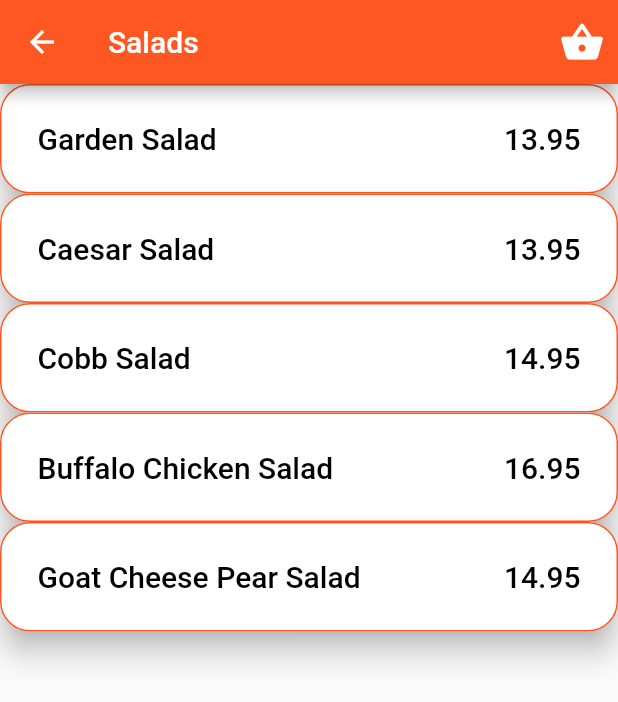
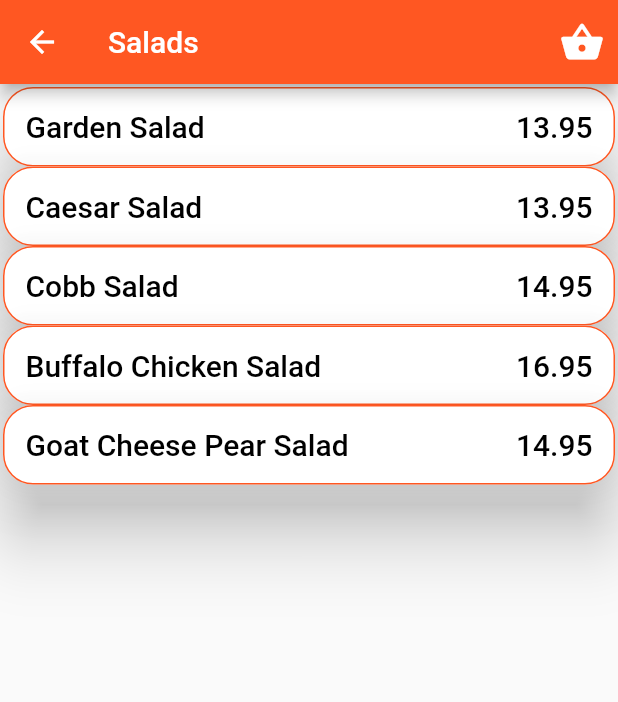
Before and after one commit to gardnerapp/fluttaResteraunt-, a Flutter app: the screen it shows after launch, after a tap on "Salads", on a phone screen of 412 x 824 dp. Shown: the top 702 px of the screen. Run offline on Flutter 3.47's test engine with Material 2 defaults, Android fonts, the phone set to English and light mode, and no system bars; our stand-ins replace carousel_pro, flutter_bloc; missing offline and left inert: pimp_my_button; network calls fail.

Commit message:
Create DRY Material Buttons, Refactor & Rename Widgets

```diff
--- a/lib/main.dart
+++ b/lib/main.dart
@@ -1,19 +1,21 @@
 import 'package:flutter/material.dart';
 import 'package:untitled/carousel.dart';
 import 'package:untitled/checkout.dart';
-import 'package:untitled/section.dart';
+import 'package:untitled/menu/section_panel.dart';
 import 'data.dart';
 import 'models/delegate.dart';
 import 'models/bloc.dart';
 import 'package:flutter_bloc/flutter_bloc.dart';
 import 'settings/settings.dart';
 
-
+//TODO refactor 0 Item details so you DRY
 void main(){
   Bloc.observer =
   FoodBlocObserver();
   runApp(Beech());
 }
+
+//SectionPanel => SectionItemList => ItemPanel
 
 class Beech extends StatelessWidget {
   @override
@@ -29,7 +31,10 @@ class Beech extends StatelessWidget {
       child:
       MaterialApp(
         title: 'Corey\'s Corner',
-        theme: ThemeData(primaryColor: Colors.deepOrange),
+        theme: ThemeData(primaryColor: Colors.deepOrange,
+
+
+        ),
             home: //make this a custom app
           Home()));
   }
@@ -38,8 +43,7 @@ class Beech extends StatelessWidget {
 class Home extends StatelessWidget {
   @override
   Widget build(BuildContext context) {
-    return Container(
-      child: Scaffold(
+    return Scaffold(
         drawer: Drawer(
           elevation: 20.0,
           child: ListView(
@@ -120,20 +124,21 @@ class Home extends StatelessWidget {
             ],
           ),
           body: ListView(
+            padding: EdgeInsets.all(2.0),
             children: <Widget>[
               ImageCarousel(),
-              Section(starters),
-              Section(salads),
-              Section(soups),
-              Section(wraps),
-              Section(sandwhiches),
-              Section(burgers),
-              Section(baskets),
-              Section(hotDogs),
-              Section(desserts),
+              // Panels/section
+              SectionPanel(starters),
+              SectionPanel(salads),
+              SectionPanel(soups),
+              SectionPanel(wraps),
+              SectionPanel(sandwhiches),
+              SectionPanel(burgers),
+              SectionPanel(baskets),
+              SectionPanel(hotDogs),
+              SectionPanel(desserts),
             ],
-          )),
-    );
+          ));
   }
 }
 TextStyle drawStyle(){
--- /dev/null
+++ b/lib/menu/info.dart
@@ -0,0 +1,2 @@
+//This Directory holds the Menu Widgets
+// Section Panel => MenuList => Item Panel => Item
--- /dev/null
+++ b/lib/menu/menu_item_panel.dart
@@ -0,0 +1,47 @@
+import 'package:flutter/cupertino.dart';
+import 'package:flutter/material.dart';
+import 'package:untitled/panels/panel.dart';
+import '../data.dart';
+import '../item_details.dart';
+import '../zero_item_details.dart';
+
+class MenuItemPanel extends StatelessWidget {
+  final Item item;
+
+  MenuItemPanel(this.item);
+
+  @override
+  Widget build(BuildContext context) {
+    return Panel(
+      color: Colors.white,
+      sideColor: Colors.deepOrange,
+      child: Row(
+        children: <Widget>[
+          Expanded(child: Directionality(textDirection: TextDirection.ltr, child:Text(item.name,
+              style: TextStyle(
+                color: Colors.black,
+                fontSize: 20.0,
+              )))),
+          Directionality(textDirection: TextDirection.ltr, child:Text(item.price.toString(),
+              style: TextStyle(
+                color: Colors.black,
+                fontSize: 20.0,
+              ))),
+        ],
+      ),
+      onPressed: () {
+        //TODO REFActor
+        if (item.options != null)
+          Navigator.push(
+            context,
+            MaterialPageRoute(builder: (context) => ItemDetails(item)),
+          );
+        else
+          Navigator.push(
+            context,
+            MaterialPageRoute(builder: (context) => ZeroItemDetails(item)),
+          );
+      },
+    );
+  }
+}
--- a/lib/menu_list.dart
+++ b/lib/menu/section_Item_list.dart
@@ -1,11 +1,11 @@
 import 'package:flutter/material.dart';
-import 'menu_item.dart';
-import 'data.dart';
-import 'checkout.dart';
+import 'menu_item_panel.dart';
+import '../data.dart';
+import '../checkout.dart';
 
-class Menu extends StatelessWidget {
+class SectionItemList extends StatelessWidget {
   final SectionData data;
-  Menu(this.data);
+  SectionItemList(this.data);
 
   @override
   Widget build(BuildContext context) {
@@ -29,12 +29,14 @@ class Menu extends StatelessWidget {
             ],
           ),
             body: ListView( scrollDirection: Axis.vertical,
+              padding: EdgeInsets.all(2.0),
               children: <Widget>[getItemWidgets(data.sectionItems)],),
     );
   }
 
   getItemWidgets(List<Item> list){
+    //TODO Can I Do Awy with this Column
     return new Column( crossAxisAlignment: CrossAxisAlignment.end, mainAxisAlignment: MainAxisAlignment.center,
-        children: list.map((food)=> Directionality(textDirection: TextDirection.ltr, child: MenuItem(food))).toList());
+        children: list.map((food)=> Directionality(textDirection: TextDirection.ltr, child: MenuItemPanel(food))).toList());
 }
 }
--- /dev/null
+++ b/lib/menu/section_panel.dart
@@ -0,0 +1,31 @@
+import 'package:flutter/material.dart';
+import 'package:untitled/panels/panel.dart';
+import 'section_Item_list.dart';
+import '../data.dart';
+
+//Section Name, Routes to list of items in section
+// Styling from panel
+class SectionPanel extends StatelessWidget {
+  final SectionData data;
+
+  SectionPanel(this.data);
+
+  @override
+  Widget build(BuildContext context) {
+    return Panel(
+      child: Directionality(
+          textDirection: TextDirection.ltr,
+          child: Text(data.sectionName,
+              style: TextStyle(
+                color: Colors.white,
+                fontSize: 32.0,
+              ))),
+      color: Colors.deepOrange,
+      sideColor: Colors.white,
+      onPressed: () {
+        Navigator.push(
+            context, MaterialPageRoute(builder: (context) => SectionItemList(data)));
+      },
+    );
+  }
+}
--- a/lib/menu_item.dart
+++ /dev/null
@@ -1,52 +0,0 @@
-import 'package:flutter/cupertino.dart';
-import 'package:flutter/material.dart';
-import 'data.dart';
-import 'item_details.dart';
-import 'zero_item_details.dart';
-
-class MenuItem extends StatelessWidget {
-  final Item item;
-
-  MenuItem(this.item);
-
-  @override
-  Widget build(BuildContext context) {
-    return MaterialButton(
-      onPressed:() {
-        if (item.options != null)
-          Navigator.push(
-            context,
-            MaterialPageRoute(builder: (context) => ItemDetails(item)),
-          );
-        else
-          Navigator.push(
-            context,
-            MaterialPageRoute(builder: (context) => ZeroItemDetails(item)),
-          );
-      },
-      child: Row(
-        children: <Widget>[
-         Expanded(child: Directionality(textDirection: TextDirection.ltr, child:Text(item.name,
-              style: TextStyle(
-                color: Colors.black,
-                fontSize: 20.0,
-              )))),
-          Directionality(textDirection: TextDirection.ltr, child:Text(item.price.toString(),
-              style: TextStyle(
-                color: Colors.black,
-                fontSize: 20.0,
-              ))),
-        ],
-      ),
-      color: Colors.white,
-      padding: EdgeInsets.all(25.0),
-      splashColor: Colors.transparent,
-      colorBrightness: Brightness.dark,
-      textTheme: ButtonTextTheme.primary,
-      elevation: 8.0,
-      shape: RoundedRectangleBorder(
-          borderRadius: BorderRadius.circular(20.0),
-          side: BorderSide(color: Colors.deepOrange)),
-    );
-  }
-}
--- /dev/null
+++ b/lib/panels/panel.dart
@@ -0,0 +1,27 @@
+import 'package:flutter/material.dart';
+
+//Panel Holder For Section and Item Tiles
+class Panel extends StatelessWidget {
+  final Widget child;
+  final Color color;
+  final Color sideColor;
+  final Function onPressed;
+  const Panel({Key key, this.child, this.color, this.sideColor, this.onPressed}) : super(key: key);
+  @override
+  Widget build(BuildContext context) {
+    return MaterialButton(
+      onPressed: onPressed,
+      child: child,
+      color: color,
+      splashColor: Colors.transparent,
+      colorBrightness: Brightness.light,
+      textTheme: ButtonTextTheme.primary,
+      elevation: 20.0,
+      padding: EdgeInsets.all(15.0),
+      shape: RoundedRectangleBorder(
+        borderRadius: BorderRadius.circular(20.0),
+        side: BorderSide(color: sideColor )
+      ),
+    );
+  }
+}
--- a/lib/section.dart
+++ /dev/null
@@ -1,34 +0,0 @@
-import 'package:flutter/material.dart';
-import 'menu_list.dart';
-import 'data.dart';
-
-class Section extends StatelessWidget {
-  final SectionData data;
-
-  Section(this.data);
-
-  @override
-  Widget build(BuildContext context) {
-    return MaterialButton(onPressed: (){
-      Navigator.push(
-        context,
-        MaterialPageRoute(builder: (context) => Menu(data)),
-      );
-    },
-      child:
-      Directionality(textDirection:TextDirection.ltr, child: Text(data.sectionName, style: TextStyle(
-          color: Colors.white, fontSize: 32.0,
-      ))),
-      color: Colors.deepOrange,
-      padding: EdgeInsets.all(20.0),
-      splashColor: Colors.transparent,
-      colorBrightness: Brightness.light,
-      textTheme: ButtonTextTheme.primary,
-      elevation: 20.0,
-      shape:  RoundedRectangleBorder(
-        borderRadius: BorderRadius.circular(20.0),
-    side: BorderSide(color: Colors.white)),
-
-      );
-  }
-}
```
